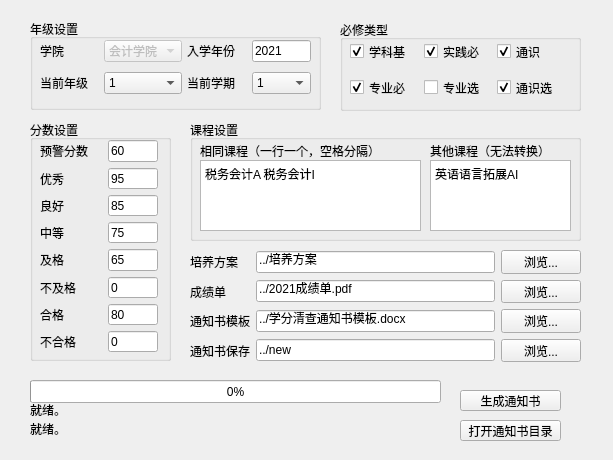
Above: src/ui/ui.ui from yangjywhu/CreditCheck before the change. Below: the same form after it.
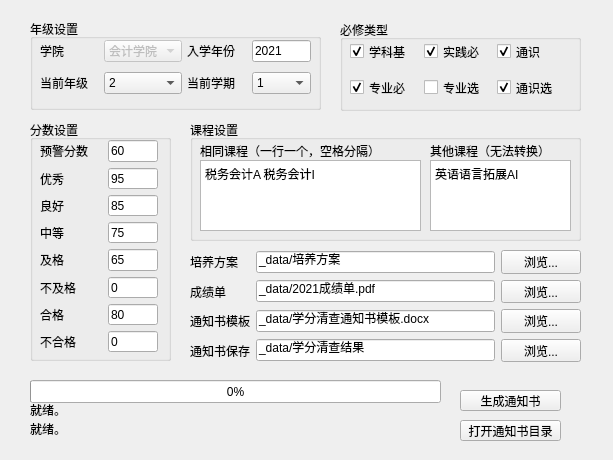
That is the form after the change.

The edit to the form file:
```diff
--- a/src/ui/ui.ui
+++ b/src/ui/ui.ui
@@ -202,6 +202,9 @@
       <property name="currentText">
        <string>2</string>
       </property>
+      <property name="currentIndex">
+       <number>1</number>
+      </property>
       <item>
        <property name="text">
         <string>1</string>
@@ -555,7 +558,7 @@
     <item row="0" column="1">
      <widget class="QLineEdit" name="schedule_dir">
       <property name="text">
-       <string>../培养方案</string>
+       <string>_data/培养方案</string>
       </property>
      </widget>
     </item>
@@ -576,7 +579,7 @@
     <item row="1" column="1">
      <widget class="QLineEdit" name="transcript_file">
       <property name="text">
-       <string>../2021成绩单.pdf</string>
+       <string>_data/2021成绩单.pdf</string>
       </property>
      </widget>
     </item>
@@ -597,7 +600,7 @@
     <item row="2" column="1">
      <widget class="QLineEdit" name="notice_template">
       <property name="text">
-       <string>../学分清查通知书模板.docx</string>
+       <string>_data/学分清查通知书模板.docx</string>
       </property>
      </widget>
     </item>
@@ -618,7 +621,7 @@
     <item row="3" column="1">
      <widget class="QLineEdit" name="notice_dir">
       <property name="text">
-       <string>../new</string>
+       <string>_data/学分清查结果</string>
       </property>
      </widget>
     </item>
```
